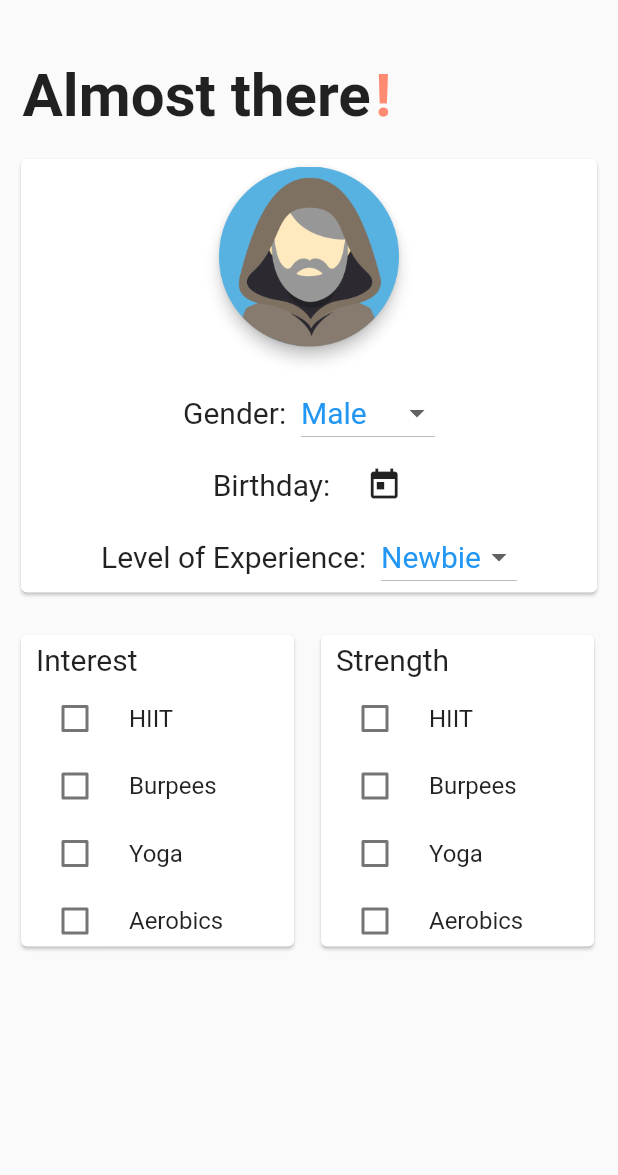
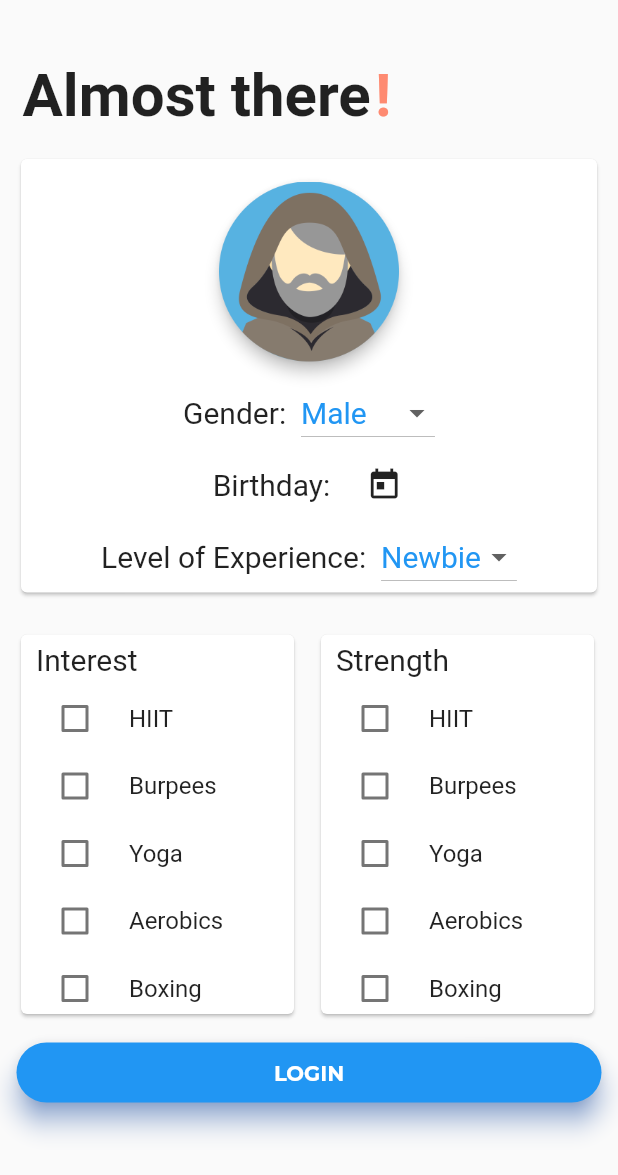
Before and after one commit to ppchick/6pm, a Flutter app: the SignupPage2 screen opened by its route, on a phone screen of 412 x 824 dp. Shown: the top 1175 px of the screen. Run offline on Flutter 3.47's test engine with Material 2 defaults, Android fonts, the phone set to English and light mode, and no system bars; missing offline and left inert: flutter_cupertino_date_picker; project files that could hold a hidden picture were left out.

Commit message:
Refine layout for Pixel2 XL

```diff
--- a/sixpm_gym/lib/pages/home.dart
+++ b/sixpm_gym/lib/pages/home.dart
@@ -11,7 +11,7 @@ class HomePage extends StatefulWidget {
 }
 
 class _HomePageState extends State<HomePage> {
-  int _currentIndex = 0;
+  int _currentIndex = 1;
   final List<Widget> _children = [
     gym_placeholder,
     session_placeholder,
--- a/sixpm_gym/lib/pages/welcome/sighup2.dart
+++ b/sixpm_gym/lib/pages/welcome/sighup2.dart
@@ -58,7 +58,7 @@ class _SignupPageState2 extends State<SignupPage2> {
                   mainAxisAlignment: MainAxisAlignment.center,
                   children: <Widget>[
                     Padding(
-                      padding: EdgeInsets.fromLTRB(0.0, 5.0, 0, 0),
+                      padding: EdgeInsets.fromLTRB(0.0, 15.0, 0, 0),
                       child: Material(
                         elevation: 4.0,
                         shape: CircleBorder(),
@@ -78,7 +78,7 @@ class _SignupPageState2 extends State<SignupPage2> {
                       ),
                     ),
                     Padding(
-                      padding: EdgeInsets.fromLTRB(0.0, 20.0, 0.0, 0.0),
+                      padding: EdgeInsets.fromLTRB(0.0, 10.0, 0.0, 0.0),
                       child: Row(
                         mainAxisAlignment: MainAxisAlignment.center,
                         children: <Widget>[
@@ -196,6 +196,35 @@ class _SignupPageState2 extends State<SignupPage2> {
               ),
             ],
           ),
+          SizedBox(
+            height: 15.0,
+          ),
+          Center(
+            child: Container(
+              height: 40.0,
+              width: 390.0,
+              child: Material(
+                borderRadius: BorderRadius.circular(20.0),
+                shadowColor: Colors.blueAccent,
+                color: Colors.blue,
+                elevation: 7.0,
+                child: InkWell(
+                  onTap: () {
+                    Navigator.of(context).pushNamed('/homepage');
+                  },
+                  child: Center(
+                    child: Text(
+                      'LOGIN',
+                      style: TextStyle(
+                          color: Colors.white,
+                          fontWeight: FontWeight.bold,
+                          fontFamily: 'Montserrat'),
+                    ),
+                  ),
+                ),
+              ),
+            ),
+          ),
         ],
       ),
     );
--- a/sixpm_gym/lib/pages/widgets/checkbox_interest.dart
+++ b/sixpm_gym/lib/pages/widgets/checkbox_interest.dart
@@ -13,6 +13,7 @@ class _InterestCheckboxWidgetState extends State<InterestCheckboxWidget> {
     'Burpees': false,
     'Yoga': false,
     'Aerobics': false,
+    'Boxing': false,
   };
 
   // bool flag = false;
--- a/sixpm_gym/lib/pages/widgets/checkbox_strength.dart
+++ b/sixpm_gym/lib/pages/widgets/checkbox_strength.dart
@@ -13,6 +13,7 @@ class _StrengthCheckboxWidgetState extends State<StrengthCheckboxWidget> {
     'Burpees': false,
     'Yoga': false,
     'Aerobics': false,
+    'Boxing': false,
   };
 
   // bool flag = false;
```
Also changed, not shown: sixpm_gym/lib/pages/welcome/welcome.dart (+6 -7 lines).
